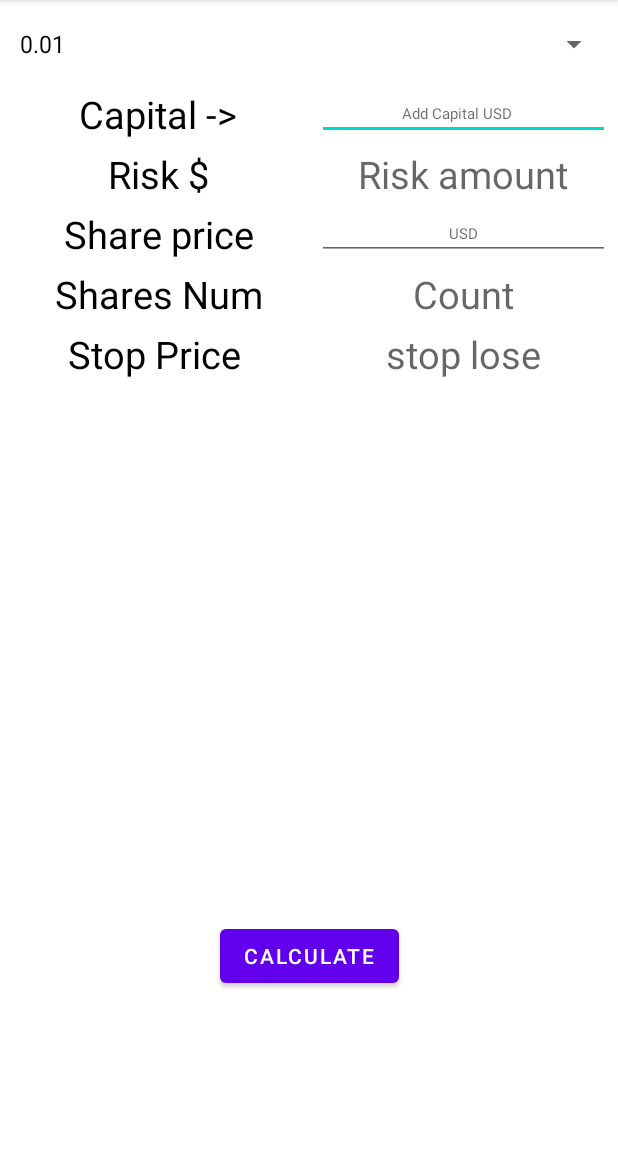
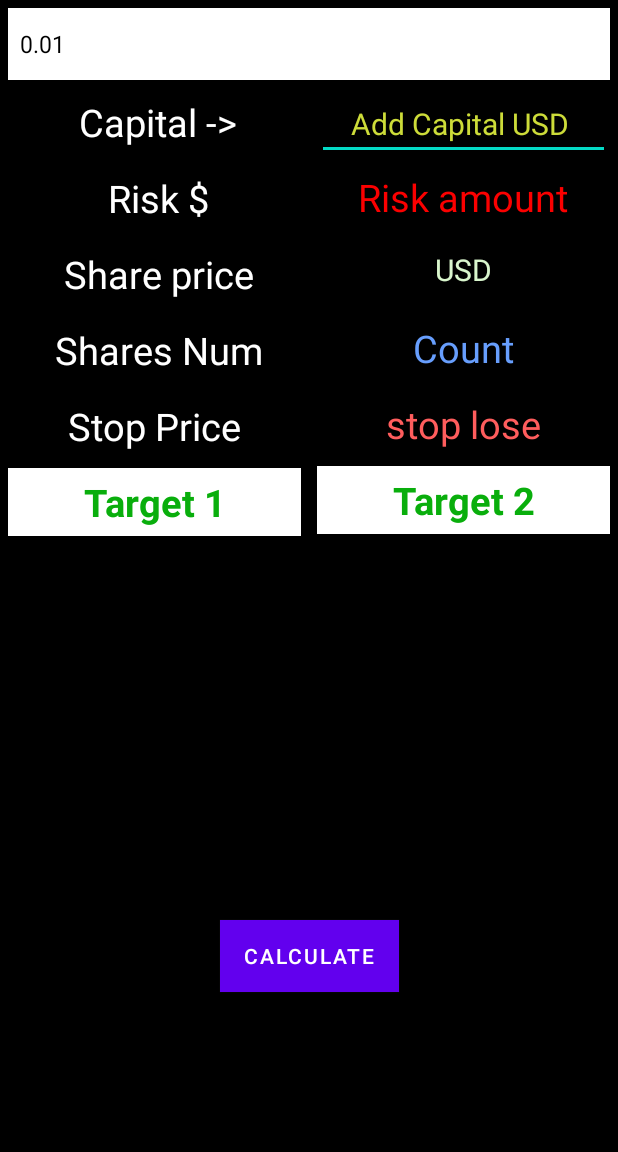
Before and after one commit to SeNaTo0oR/Trade_Low_Risk, an Android app: the screen it shows after launch (MainActivity), on a phone screen of 412 x 824 dp, the part 84-1236 px from its top. Run offline under Robolectric (Android 15) with nearby library versions, the phone set to English and light mode, and no system bars.

Commit message:
updated at 29/11/2021 fixed (receive Double values from user) Layout improvement Target price 1&2 added Note.1 Couldn't change button color!! Note.2 if EditText empty value == app Crash{should find a way for auto fill or ask user to fill to calculate} && { make Share Number Editable, so user can manipulate the counts}

```diff
--- a/app/src/main/java/com/example/tradelowrisk/MainActivity.kt
+++ b/app/src/main/java/com/example/tradelowrisk/MainActivity.kt
@@ -13,17 +13,17 @@ class MainActivity : AppCompatActivity() {
     var sharePrice:EditText?=null
     var shares:TextView?=null
     var stopLose:TextView?=null
-    var ratio:List<Double> = listOf( 0.01, 0.02, 0.03)
+    var ratio:List<Double> = listOf (0.01, 0.02, 0.03)
     var spiner:Spinner?=null
     var cal:Button?=null
+    var target1:TextView? = null
+    var target2:TextView? = null
 
         override fun onCreate(savedInstanceState: Bundle?) {
         super.onCreate(savedInstanceState)
         setContentView(R.layout.activity_main)
-
             cntView()
             calculate()
-
     }
 
     private fun cntView() {
@@ -34,32 +34,31 @@ class MainActivity : AppCompatActivity() {
         stopLose = findViewById(R.id.stopLose)
         spiner = findViewById(R.id.spinner)
         cal = findViewById(R.id.calculate)
+        target1 = findViewById(R.id.target1)
+        target2 = findViewById(R.id.target2)
 
         val arrayAdapter = ArrayAdapter(this, android.R.layout.simple_spinner_dropdown_item, ratio)
         arrayAdapter.setDropDownViewResource(android.R.layout.simple_spinner_dropdown_item)
         spiner?.adapter = arrayAdapter
     }
-
     private fun calculate(){
-
         cal?.setOnClickListener {
-
-            var capStr:String = capital!!.text.toString()
-            var ssPrice: String = sharePrice!!.text.toString()
-            var cap:Double = capStr.toDouble()
-            var sPrice:Double = ssPrice.toDouble()
-            var gSpin:Double = spiner!!.selectedItem as Double
+            val capStr:String = capital!!.text.toString()
+            val ssPrice: String = sharePrice!!.text.toString()
+            val cap:Double = capStr.toDouble()
+            val sPrice:Double = ssPrice.toDouble()
+            val gSpin:Double = spiner!!.selectedItem as Double
             val rA:Double = ( gSpin * cap)
             val sN:Double = (cap / sPrice)
-            var sP:Double =   sPrice - (rA/sN)
-
+            val sP:Double =   sPrice - (rA/sN)
+            val t1:Double = (rA/sN*2) + sPrice
+            val t2:Double = (rA/sN*3) + sPrice
 
             riskAmount?.text = rA.toString()
             shares?.text = sN.toString()
             stopLose?.text = sP.toString()
-
+            target1?.text = t1.toString()
+            target2?.text = t2.toString()
         }
-
     }
-
 }
--- a/app/src/main/res/layout/activity_main.xml
+++ b/app/src/main/res/layout/activity_main.xml
@@ -6,6 +6,7 @@
     android:layout_height="match_parent"
     android:gravity="center"
     android:orientation="vertical"
+    android:background="@color/black"
     tools:context=".MainActivity">
 
 
@@ -17,7 +18,10 @@
         app:layout_constraintStart_toStartOf="parent"
         app:layout_constraintEnd_toEndOf="parent"
         android:layout_margin="5dp"
-        android:layout_marginTop="20dp"/>
+        android:layout_marginTop="20dp"
+        style="@style/CardView.Light"
+        android:background="@color/white"
+        android:backgroundTint="@color/white"/>
 
     <TextView
         android:id="@+id/textView"
@@ -26,7 +30,8 @@
         android:layout_margin="5dp"
         android:gravity="center"
         android:text="Capital ->"
-        android:textColor="@color/black"
+        android:padding="5dp"
+        android:textColor="@color/white"
         android:textSize="25sp"
         app:layout_constraintEnd_toStartOf="@+id/capital"
         app:layout_constraintStart_toStartOf="parent"
@@ -43,8 +48,11 @@
         app:layout_constraintTop_toBottomOf="@id/spinner"
         android:gravity="center"
         android:inputType="numberDecimal"
-        android:hint="Add Capital USD   "
-        android:textSize="10sp"/>
+        android:hint="Add Capital USD "
+        android:textColor="#FFC107"
+        android:textColorHint="#CDDC39"
+        android:textSize="20sp"
+        android:autofillHints="2500" />
 
 
     <TextView
@@ -54,7 +62,8 @@
         android:layout_margin="5dp"
         android:gravity="center"
         android:text="Risk $"
-        android:textColor="@color/black"
+        android:padding="5dp"
+        android:textColor="@color/white"
         android:textSize="25sp"
         app:layout_constraintEnd_toStartOf="@+id/risk"
         app:layout_constraintStart_toStartOf="parent"
@@ -71,7 +80,9 @@
         app:layout_constraintTop_toBottomOf="@id/capital"
         android:gravity="center"
         android:hint="Risk amount"
+        android:padding="2dp"
         android:textSize="25sp"
+        android:textColorHint="#FB0000"
         android:textColor="#CC1212"/>
 
     <TextView
@@ -81,7 +92,8 @@
         android:layout_margin="5dp"
         android:gravity="center"
         android:text="Share price"
-        android:textColor="@color/black"
+        android:padding="5dp"
+        android:textColor="@color/white"
         android:textSize="25sp"
         app:layout_constraintEnd_toStartOf="@+id/sharePrice"
         app:layout_constraintStart_toStartOf="parent"
@@ -99,7 +111,10 @@
         android:gravity="center"
         android:inputType="numberDecimal"
         android:hint="USD"
-        android:textSize="10sp"/>
+        android:textColorHint="#D9F6CD"
+        android:textColor="#24A62B"
+        android:textSize="20sp"
+        android:autofillHints="10" />
 
     <TextView
         android:id="@+id/textView3"
@@ -108,7 +123,8 @@
         android:layout_margin="5dp"
         android:gravity="center"
         android:text="Shares Num"
-        android:textColor="@color/black"
+        android:padding="5dp"
+        android:textColor="@color/white"
         android:textSize="25sp"
         app:layout_constraintEnd_toStartOf="@+id/shares"
         app:layout_constraintStart_toStartOf="parent"
@@ -125,9 +141,11 @@
         app:layout_constraintTop_toBottomOf="@id/sharePrice"
         android:gravity="center"
         android:hint="Count"
+        android:padding="5dp"
         android:maxLength="6"
         android:textSize="25sp"
-        android:textColor="@color/purple_700"/>
+        android:textColorHint="#679EFD"
+        android:textColor="#1744E8"/>
 
 
     <TextView
@@ -138,7 +156,8 @@
         android:layout_marginTop="32dp"
         android:gravity="center"
         android:text="Stop Price"
-        android:textColor="@color/black"
+        android:padding="5dp"
+        android:textColor="@color/white"
         android:textSize="25sp"
         app:layout_constraintEnd_toStartOf="@+id/guideline3"
         app:layout_constraintStart_toStartOf="parent"
@@ -154,8 +173,46 @@
         app:layout_constraintTop_toBottomOf="@id/shares"
         android:gravity="center"
         android:hint="stop lose"
+        android:padding="5dp"
+        android:textColorHint="#FF5D5D"
         android:textColor="#BF0D0D"
         android:textSize="25sp"/>
+
+    <TextView
+        android:id="@+id/target2"
+        android:layout_width="0dp"
+        android:layout_height="wrap_content"
+        android:layout_margin="5dp"
+        app:layout_constraintEnd_toEndOf="parent"
+        app:layout_constraintStart_toStartOf="@id/guideline3"
+        app:layout_constraintTop_toBottomOf="@id/stopLose"
+        android:gravity="center"
+        android:hint="Target 2"
+        android:padding="5dp"
+        android:textColorHint="#09AE0C"
+        android:textColor="#46DA11"
+        android:textSize="25sp"
+        android:background="@color/white"
+        android:textStyle="bold"
+        android:maxLength="6"/>
+    <TextView
+        android:id="@+id/target1"
+        android:layout_width="0dp"
+        android:layout_height="wrap_content"
+        android:layout_margin="5dp"
+        app:layout_constraintEnd_toStartOf="@+id/guideline3"
+        app:layout_constraintStart_toStartOf="parent"
+        app:layout_constraintTop_toBottomOf="@id/textView4"
+        android:gravity="center"
+        android:hint="Target 1"
+        android:maxLength="6"
+        android:padding="5dp"
+        android:textColorHint="#09AE0C"
+        android:textColor="#46DA11"
+        android:textSize="25sp"
+        android:background="@color/white"
+        android:textStyle="bold"
+        android:layout_marginTop="10dp"/>
 
     <Button
         android:id="@+id/calculate"
@@ -165,6 +222,10 @@
         app:layout_constraintEnd_toEndOf="parent"
         app:layout_constraintStart_toStartOf="parent"
         android:text="Calculate"
+        android:outlineAmbientShadowColor="@color/white"
+        android:textColorHighlight="@color/white"
+        android:background="@color/teal_200"
+        android:backgroundTint="@color/teal_200"
         app:layout_constraintTop_toTopOf="@+id/guideline2" />
 
     <androidx.constraintlayout.widget.Guideline
```
